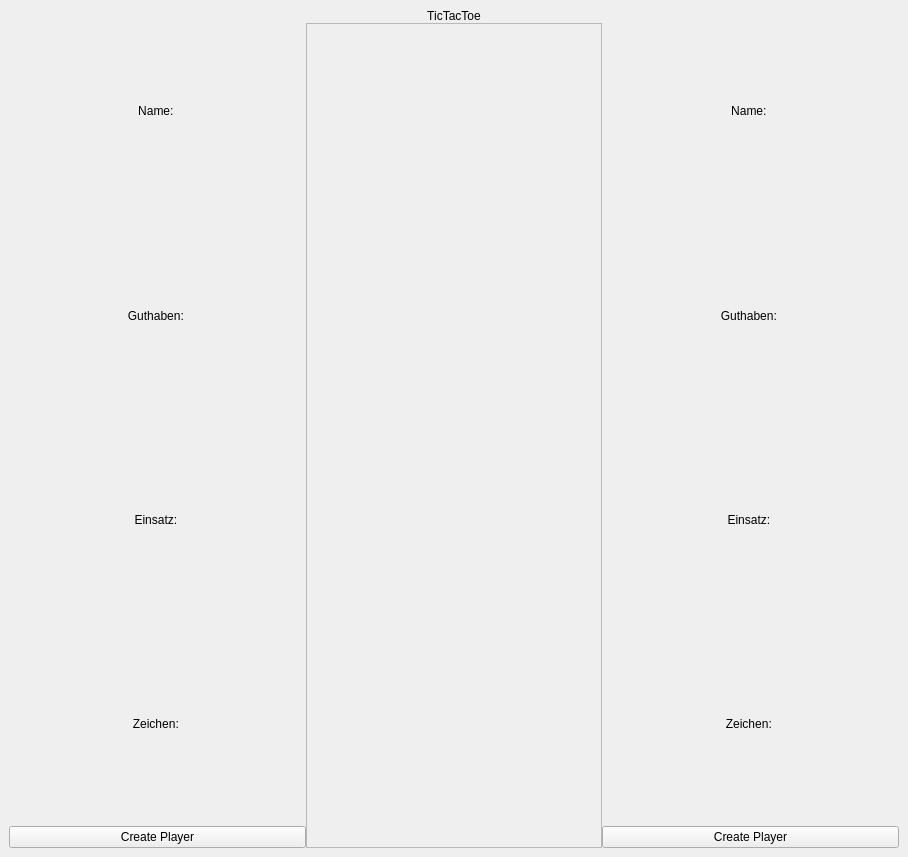
This is mainWindow.ui in HausMeister008/TikTakToeWithDavid as Qt 5 draws it before an edit. The edited form follows.
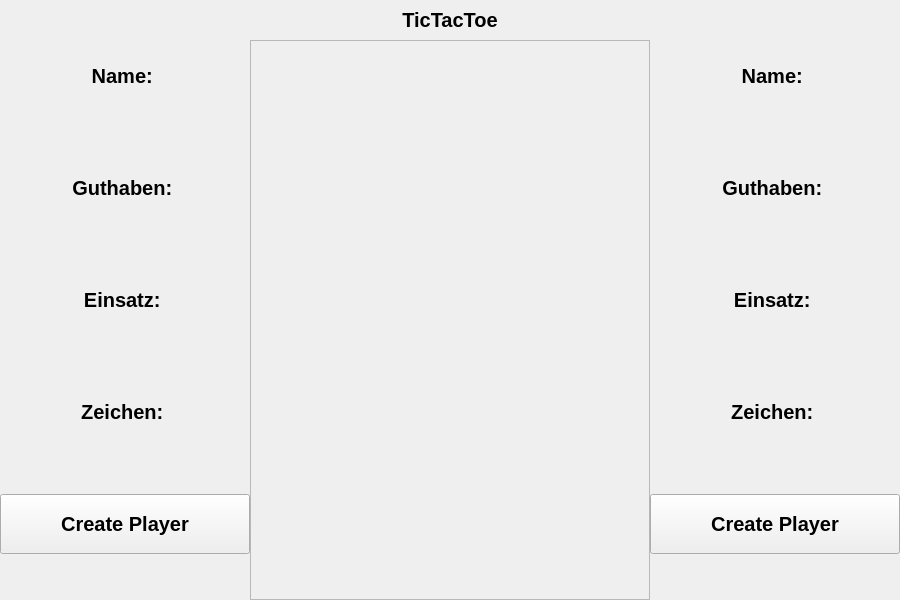
This is the edited form.

```diff
--- a/mainWindow.ui
+++ b/mainWindow.ui
@@ -6,10 +6,16 @@
    <rect>
     <x>0</x>
     <y>0</y>
-    <width>908</width>
-    <height>857</height>
+    <width>900</width>
+    <height>600</height>
    </rect>
   </property>
+  <property name="minimumSize">
+   <size>
+    <width>900</width>
+    <height>600</height>
+   </size>
+  </property>
   <property name="windowTitle">
    <string>MainWindow</string>
   </property>
@@ -24,21 +30,70 @@
     </sizepolicy>
    </property>
    <property name="font">
-    <font/>
+    <font>
+     <pointsize>15</pointsize>
+     <bold>true</bold>
+    </font>
    </property>
    <layout class="QGridLayout" name="gridLayout">
+    <property name="leftMargin">
+     <number>0</number>
+    </property>
+    <property name="topMargin">
+     <number>0</number>
+    </property>
+    <property name="rightMargin">
+     <number>0</number>
+    </property>
+    <property name="bottomMargin">
+     <number>0</number>
+    </property>
     <item row="0" column="0">
      <layout class="QHBoxLayout" name="horizontalLayout">
       <property name="spacing">
        <number>0</number>
       </property>
       <item>
-       <layout class="QVBoxLayout" name="verticalLayout_3">
-        <property name="spacing">
+       <widget class="QFrame" name="fr_player1">
+        <property name="minimumSize">
+         <size>
+          <width>200</width>
+          <height>500</height>
+         </size>
+        </property>
+        <layout class="QVBoxLayout" name="verticalLayout_2">
+         <property name="leftMargin">
+          <number>0</number>
+         </property>
+         <property name="topMargin">
+          <number>0</number>
+         </property>
+         <property name="rightMargin">
+          <number>0</number>
+         </property>
+         <property name="bottomMargin">
          <number>0</number>
         </property>
         <item>
          <widget class="QLabel" name="label_5">
+           <property name="sizePolicy">
+            <sizepolicy hsizetype="Preferred" vsizetype="MinimumExpanding">
+             <horstretch>0</horstretch>
+             <verstretch>0</verstretch>
+            </sizepolicy>
+           </property>
+           <property name="minimumSize">
+            <size>
+             <width>0</width>
+             <height>40</height>
+            </size>
+           </property>
+           <property name="maximumSize">
+            <size>
+             <width>16777215</width>
+             <height>60</height>
+            </size>
+           </property>
           <property name="text">
            <string>Name: </string>
           </property>
@@ -49,6 +104,24 @@
         </item>
         <item>
          <widget class="QLabel" name="label_4">
+           <property name="sizePolicy">
+            <sizepolicy hsizetype="Preferred" vsizetype="MinimumExpanding">
+             <horstretch>0</horstretch>
+             <verstretch>0</verstretch>
+            </sizepolicy>
+           </property>
+           <property name="minimumSize">
+            <size>
+             <width>0</width>
+             <height>40</height>
+            </size>
+           </property>
+           <property name="maximumSize">
+            <size>
+             <width>16777215</width>
+             <height>60</height>
+            </size>
+           </property>
           <property name="text">
            <string>Guthaben: </string>
           </property>
@@ -59,8 +132,28 @@
         </item>
         <item>
          <widget class="QLabel" name="label_6">
+           <property name="sizePolicy">
+            <sizepolicy hsizetype="Preferred" vsizetype="MinimumExpanding">
+             <horstretch>0</horstretch>
+             <verstretch>0</verstretch>
+            </sizepolicy>
+           </property>
+           <property name="minimumSize">
+            <size>
+             <width>0</width>
+             <height>40</height>
+            </size>
+           </property>
+           <property name="maximumSize">
+            <size>
+             <width>16777215</width>
+             <height>60</height>
+            </size>
+           </property>
           <property name="font">
            <font>
+             <pointsize>15</pointsize>
+             <bold>true</bold>
             <stylestrategy>PreferDefault</stylestrategy>
            </font>
           </property>
@@ -75,11 +168,23 @@
         <item>
          <widget class="QLabel" name="label_3">
           <property name="sizePolicy">
-           <sizepolicy hsizetype="MinimumExpanding" vsizetype="Preferred">
+            <sizepolicy hsizetype="MinimumExpanding" vsizetype="MinimumExpanding">
             <horstretch>0</horstretch>
             <verstretch>0</verstretch>
            </sizepolicy>
           </property>
+           <property name="minimumSize">
+            <size>
+             <width>0</width>
+             <height>40</height>
+            </size>
+           </property>
+           <property name="maximumSize">
+            <size>
+             <width>16777215</width>
+             <height>60</height>
+            </size>
+           </property>
           <property name="text">
            <string>Zeichen: </string>
           </property>
@@ -90,22 +195,60 @@
         </item>
         <item>
          <widget class="QPushButton" name="btn_Create_Player_1">
+           <property name="sizePolicy">
+            <sizepolicy hsizetype="Minimum" vsizetype="MinimumExpanding">
+             <horstretch>0</horstretch>
+             <verstretch>0</verstretch>
+            </sizepolicy>
+           </property>
+           <property name="minimumSize">
+            <size>
+             <width>0</width>
+             <height>40</height>
+            </size>
+           </property>
+           <property name="maximumSize">
+            <size>
+             <width>16777215</width>
+             <height>60</height>
+            </size>
+           </property>
           <property name="text">
            <string>Create Player</string>
           </property>
          </widget>
         </item>
        </layout>
+       </widget>
       </item>
       <item>
-       <layout class="QGridLayout" name="gridLayout_2">
+       <widget class="QFrame" name="fr_mainContent">
+        <property name="minimumSize">
+         <size>
+          <width>0</width>
+          <height>500</height>
+         </size>
+        </property>
+        <layout class="QVBoxLayout" name="verticalLayout_3">
+         <property name="spacing">
+          <number>0</number>
+         </property>
         <property name="sizeConstraint">
          <enum>QLayout::SetNoConstraint</enum>
         </property>
-        <property name="spacing">
+         <property name="leftMargin">
          <number>0</number>
         </property>
-        <item row="0" column="0">
+         <property name="topMargin">
+          <number>0</number>
+         </property>
+         <property name="rightMargin">
+          <number>0</number>
+         </property>
+         <property name="bottomMargin">
+          <number>0</number>
+         </property>
+         <item>
          <widget class="QLabel" name="label_2">
           <property name="sizePolicy">
            <sizepolicy hsizetype="Minimum" vsizetype="Preferred">
@@ -116,13 +259,13 @@
           <property name="minimumSize">
            <size>
             <width>0</width>
-            <height>0</height>
+             <height>40</height>
            </size>
           </property>
           <property name="maximumSize">
            <size>
             <width>16777215</width>
-            <height>25</height>
+             <height>60</height>
            </size>
           </property>
           <property name="text">
@@ -133,7 +276,7 @@
           </property>
          </widget>
         </item>
-        <item row="1" column="0">
+         <item>
          <widget class="QFrame" name="frame">
           <property name="sizePolicy">
            <sizepolicy hsizetype="MinimumExpanding" vsizetype="MinimumExpanding">
@@ -143,7 +286,7 @@
           </property>
           <property name="minimumSize">
            <size>
-            <width>0</width>
+             <width>400</width>
             <height>500</height>
            </size>
           </property>
@@ -156,20 +299,49 @@
          </widget>
         </item>
        </layout>
+       </widget>
       </item>
       <item>
+       <widget class="QFrame" name="fr_player2">
+        <property name="minimumSize">
+         <size>
+          <width>200</width>
+          <height>500</height>
+         </size>
+        </property>
        <layout class="QVBoxLayout" name="verticalLayout">
-        <property name="spacing">
+         <property name="leftMargin">
+          <number>0</number>
+         </property>
+         <property name="topMargin">
+          <number>0</number>
+         </property>
+         <property name="rightMargin">
+          <number>0</number>
+         </property>
+         <property name="bottomMargin">
          <number>0</number>
         </property>
         <item>
          <widget class="QLabel" name="label_9">
           <property name="sizePolicy">
-           <sizepolicy hsizetype="MinimumExpanding" vsizetype="Preferred">
+            <sizepolicy hsizetype="MinimumExpanding" vsizetype="MinimumExpanding">
             <horstretch>0</horstretch>
             <verstretch>0</verstretch>
            </sizepolicy>
           </property>
+           <property name="minimumSize">
+            <size>
+             <width>0</width>
+             <height>40</height>
+            </size>
+           </property>
+           <property name="maximumSize">
+            <size>
+             <width>16777215</width>
+             <height>60</height>
+            </size>
+           </property>
           <property name="text">
            <string>Name: </string>
           </property>
@@ -181,11 +353,23 @@
         <item>
          <widget class="QLabel" name="label_8">
           <property name="sizePolicy">
-           <sizepolicy hsizetype="MinimumExpanding" vsizetype="Preferred">
+            <sizepolicy hsizetype="MinimumExpanding" vsizetype="MinimumExpanding">
             <horstretch>0</horstretch>
             <verstretch>0</verstretch>
            </sizepolicy>
           </property>
+           <property name="minimumSize">
+            <size>
+             <width>0</width>
+             <height>40</height>
+            </size>
+           </property>
+           <property name="maximumSize">
+            <size>
+             <width>16777215</width>
+             <height>60</height>
+            </size>
+           </property>
           <property name="text">
            <string>Guthaben: </string>
           </property>
@@ -197,11 +381,23 @@
         <item>
          <widget class="QLabel" name="label_7">
           <property name="sizePolicy">
-           <sizepolicy hsizetype="MinimumExpanding" vsizetype="Preferred">
+            <sizepolicy hsizetype="MinimumExpanding" vsizetype="MinimumExpanding">
             <horstretch>0</horstretch>
             <verstretch>0</verstretch>
            </sizepolicy>
           </property>
+           <property name="minimumSize">
+            <size>
+             <width>0</width>
+             <height>40</height>
+            </size>
+           </property>
+           <property name="maximumSize">
+            <size>
+             <width>16777215</width>
+             <height>60</height>
+            </size>
+           </property>
           <property name="text">
            <string>Einsatz: </string>
           </property>
@@ -213,11 +409,23 @@
         <item>
          <widget class="QLabel" name="label">
           <property name="sizePolicy">
-           <sizepolicy hsizetype="MinimumExpanding" vsizetype="Preferred">
+            <sizepolicy hsizetype="MinimumExpanding" vsizetype="MinimumExpanding">
             <horstretch>0</horstretch>
             <verstretch>0</verstretch>
            </sizepolicy>
           </property>
+           <property name="minimumSize">
+            <size>
+             <width>0</width>
+             <height>40</height>
+            </size>
+           </property>
+           <property name="maximumSize">
+            <size>
+             <width>16777215</width>
+             <height>60</height>
+            </size>
+           </property>
           <property name="text">
            <string>Zeichen: </string>
           </property>
@@ -227,13 +435,32 @@
          </widget>
         </item>
         <item>
-         <widget class="QPushButton" name="bt_Create_Player_2">
+          <widget class="QPushButton" name="btn_Create_Player_2">
+           <property name="sizePolicy">
+            <sizepolicy hsizetype="Minimum" vsizetype="MinimumExpanding">
+             <horstretch>0</horstretch>
+             <verstretch>0</verstretch>
+            </sizepolicy>
+           </property>
+           <property name="minimumSize">
+            <size>
+             <width>0</width>
+             <height>40</height>
+            </size>
+           </property>
+           <property name="maximumSize">
+            <size>
+             <width>16777215</width>
+             <height>60</height>
+            </size>
+           </property>
           <property name="text">
            <string>Create Player</string>
           </property>
          </widget>
         </item>
        </layout>
+       </widget>
       </item>
      </layout>
     </item>
```
Left out of the diff: 22 changed lines with no effect on the pictures. Lines whose indentation alone changed are shown as unchanged.
